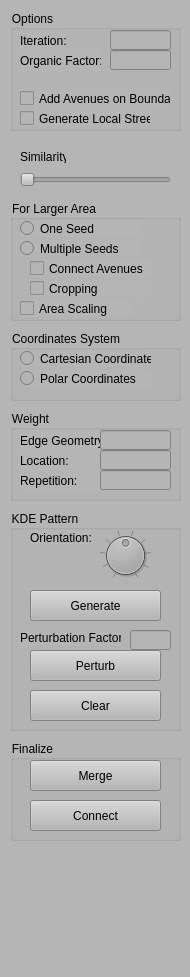
This is StreetDesigner/ControlWidget.ui in gnishida/StreetDesigner as Qt 5 draws it before an edit. The edited form follows.
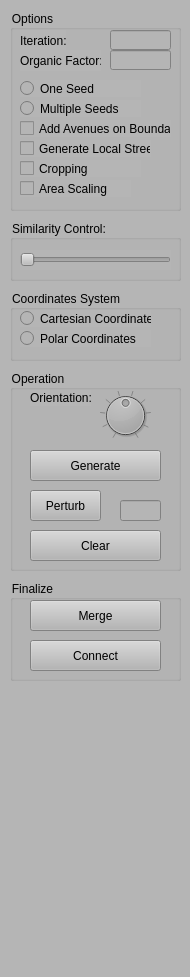
This is the edited form.

The edit to the form file:
```diff
--- a/StreetDesigner/ControlWidget.ui
+++ b/StreetDesigner/ControlWidget.ui
@@ -24,13 +24,13 @@
     <property name="geometry">
      <rect>
       <x>10</x>
-      <y>510</y>
+      <y>370</y>
       <width>171</width>
-      <height>221</height>
+      <height>201</height>
      </rect>
     </property>
     <property name="title">
-     <string>KDE Pattern</string>
+     <string>Operation</string>
     </property>
     <widget class="QPushButton" name="pushButtonGenerateKDE">
      <property name="geometry">
@@ -96,8 +96,8 @@
      <property name="geometry">
       <rect>
        <x>20</x>
-       <y>140</y>
-       <width>131</width>
+       <y>120</y>
+       <width>71</width>
        <height>31</height>
       </rect>
      </property>
@@ -108,31 +108,18 @@
     <widget class="QLineEdit" name="lineEditPerturbationFactor">
      <property name="geometry">
       <rect>
-       <x>120</x>
-       <y>120</y>
+       <x>110</x>
+       <y>130</y>
        <width>41</width>
-       <height>20</height>
+       <height>21</height>
       </rect>
      </property>
     </widget>
-    <widget class="QLabel" name="label_6">
-     <property name="geometry">
-      <rect>
-       <x>10</x>
-       <y>120</y>
-       <width>101</width>
-       <height>16</height>
-      </rect>
-     </property>
-     <property name="text">
-      <string>Perturbation Factor:</string>
-     </property>
-    </widget>
     <widget class="QPushButton" name="pushButtonClear">
      <property name="geometry">
       <rect>
        <x>20</x>
-       <y>180</y>
+       <y>160</y>
        <width>131</width>
        <height>31</height>
       </rect>
@@ -148,7 +135,7 @@
       <x>10</x>
       <y>10</y>
       <width>171</width>
-      <height>121</height>
+      <height>201</height>
      </rect>
     </property>
     <property name="title">
@@ -158,7 +145,7 @@
      <property name="geometry">
       <rect>
        <x>10</x>
-       <y>80</y>
+       <y>110</y>
        <width>151</width>
        <height>17</height>
       </rect>
@@ -197,7 +184,7 @@
      <property name="geometry">
       <rect>
        <x>10</x>
-       <y>100</y>
+       <y>130</y>
        <width>131</width>
        <height>17</height>
       </rect>
@@ -232,131 +219,11 @@
       <set>Qt::AlignRight|Qt::AlignTrailing|Qt::AlignVCenter</set>
      </property>
     </widget>
-   </widget>
-   <widget class="QGroupBox" name="groupBox_2">
-    <property name="geometry">
-     <rect>
-      <x>10</x>
-      <y>410</y>
-      <width>171</width>
-      <height>91</height>
-     </rect>
-    </property>
-    <property name="title">
-     <string>Weight</string>
-    </property>
-    <widget class="QLabel" name="label_3">
-     <property name="geometry">
-      <rect>
-       <x>10</x>
-       <y>20</y>
-       <width>81</width>
-       <height>21</height>
-      </rect>
-     </property>
-     <property name="text">
-      <string>Edge Geometry:</string>
-     </property>
-    </widget>
-    <widget class="QLabel" name="label_4">
-     <property name="geometry">
-      <rect>
-       <x>10</x>
-       <y>40</y>
-       <width>81</width>
-       <height>21</height>
-      </rect>
-     </property>
-     <property name="text">
-      <string>Location:</string>
-     </property>
-    </widget>
-    <widget class="QLabel" name="label_5">
-     <property name="geometry">
-      <rect>
-       <x>10</x>
-       <y>60</y>
-       <width>81</width>
-       <height>21</height>
-      </rect>
-     </property>
-     <property name="text">
-      <string>Repetition:</string>
-     </property>
-    </widget>
-    <widget class="QLineEdit" name="lineEditWeightEdge">
-     <property name="geometry">
-      <rect>
-       <x>90</x>
-       <y>20</y>
-       <width>71</width>
-       <height>20</height>
-      </rect>
-     </property>
-     <property name="alignment">
-      <set>Qt::AlignRight|Qt::AlignTrailing|Qt::AlignVCenter</set>
-     </property>
-    </widget>
-    <widget class="QLineEdit" name="lineEditWeightLocation">
-     <property name="geometry">
-      <rect>
-       <x>90</x>
-       <y>40</y>
-       <width>71</width>
-       <height>20</height>
-      </rect>
-     </property>
-     <property name="alignment">
-      <set>Qt::AlignRight|Qt::AlignTrailing|Qt::AlignVCenter</set>
-     </property>
-    </widget>
-    <widget class="QLineEdit" name="lineEditWeightRepetition">
-     <property name="geometry">
-      <rect>
-       <x>90</x>
-       <y>60</y>
-       <width>71</width>
-       <height>20</height>
-      </rect>
-     </property>
-     <property name="alignment">
-      <set>Qt::AlignRight|Qt::AlignTrailing|Qt::AlignVCenter</set>
-     </property>
-    </widget>
-   </widget>
-   <widget class="QGroupBox" name="groupBox_3">
-    <property name="geometry">
-     <rect>
-      <x>10</x>
-      <y>200</y>
-      <width>171</width>
-      <height>121</height>
-     </rect>
-    </property>
-    <property name="title">
-     <string>For Larger Area</string>
-    </property>
-    <widget class="QRadioButton" name="radioButtonMultiSeeds">
-     <property name="geometry">
-      <rect>
-       <x>10</x>
-       <y>40</y>
-       <width>121</width>
-       <height>17</height>
-      </rect>
-     </property>
-     <property name="text">
-      <string>Multiple Seeds</string>
-     </property>
-     <attribute name="buttonGroup">
-      <string>buttonGroup</string>
-     </attribute>
-    </widget>
     <widget class="QRadioButton" name="radioButtonOneSeed">
      <property name="geometry">
       <rect>
        <x>10</x>
-       <y>20</y>
+       <y>70</y>
        <width>121</width>
        <height>17</height>
       </rect>
@@ -368,11 +235,40 @@
       <string>buttonGroup</string>
      </attribute>
     </widget>
+    <widget class="QRadioButton" name="radioButtonMultiSeeds">
+     <property name="geometry">
+      <rect>
+       <x>10</x>
+       <y>90</y>
+       <width>121</width>
+       <height>17</height>
+      </rect>
+     </property>
+     <property name="text">
+      <string>Multiple Seeds</string>
+     </property>
+     <attribute name="buttonGroup">
+      <string>buttonGroup</string>
+     </attribute>
+    </widget>
+    <widget class="QCheckBox" name="checkBoxCropping">
+     <property name="geometry">
+      <rect>
+       <x>10</x>
+       <y>150</y>
+       <width>121</width>
+       <height>17</height>
+      </rect>
+     </property>
+     <property name="text">
+      <string>Cropping</string>
+     </property>
+    </widget>
     <widget class="QCheckBox" name="checkBoxAreaScaling">
      <property name="geometry">
       <rect>
        <x>10</x>
-       <y>100</y>
+       <y>170</y>
        <width>111</width>
        <height>17</height>
       </rect>
@@ -381,38 +277,12 @@
       <string>Area Scaling</string>
      </property>
     </widget>
-    <widget class="QCheckBox" name="checkBoxConnectAvenues">
-     <property name="geometry">
-      <rect>
-       <x>20</x>
-       <y>60</y>
-       <width>121</width>
-       <height>17</height>
-      </rect>
-     </property>
-     <property name="text">
-      <string>Connect Avenues</string>
-     </property>
-    </widget>
-    <widget class="QCheckBox" name="checkBoxCropping">
-     <property name="geometry">
-      <rect>
-       <x>20</x>
-       <y>80</y>
-       <width>121</width>
-       <height>17</height>
-      </rect>
-     </property>
-     <property name="text">
-      <string>Cropping</string>
-     </property>
-    </widget>
    </widget>
    <widget class="QGroupBox" name="groupBox_4">
     <property name="geometry">
      <rect>
       <x>10</x>
-      <y>330</y>
+      <y>290</y>
       <width>171</width>
       <height>71</height>
      </rect>
@@ -457,7 +327,7 @@
     <property name="geometry">
      <rect>
       <x>10</x>
-      <y>740</y>
+      <y>580</y>
       <width>171</width>
       <height>101</height>
      </rect>
@@ -492,31 +362,34 @@
      </property>
     </widget>
    </widget>
-   <widget class="QSlider" name="horizontalSliderExactSimilarityFactor">
+   <widget class="QGroupBox" name="groupBox_2">
     <property name="geometry">
      <rect>
-      <x>20</x>
-      <y>170</y>
-      <width>151</width>
-      <height>20</height>
+      <x>10</x>
+      <y>220</y>
+      <width>171</width>
+      <height>61</height>
      </rect>
     </property>
-    <property name="orientation">
-     <enum>Qt::Horizontal</enum>
+    <property name="title">
+     <string>Similarity Control:</string>
     </property>
-   </widget>
-   <widget class="QLabel" name="label_7">
-    <property name="geometry">
-     <rect>
-      <x>20</x>
-      <y>150</y>
-      <width>46</width>
-      <height>13</height>
-     </rect>
-    </property>
-    <property name="text">
-     <string>Similarity:</string>
-    </property>
+    <widget class="QSlider" name="horizontalSliderExactSimilarityFactor">
+     <property name="geometry">
+      <rect>
+       <x>10</x>
+       <y>30</y>
+       <width>151</width>
+       <height>20</height>
+      </rect>
+     </property>
+     <property name="maximum">
+      <number>100</number>
+     </property>
+     <property name="orientation">
+      <enum>Qt::Horizontal</enum>
+     </property>
+    </widget>
    </widget>
   </widget>
  </widget>
```
